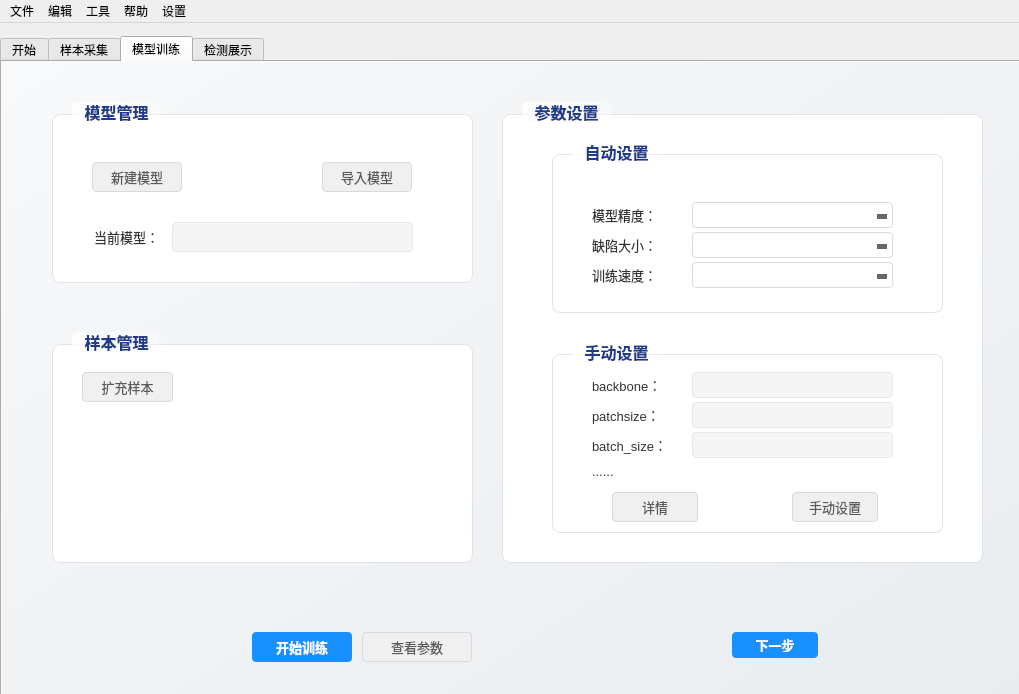
Qt form ui/main.ui (211250243/app) before a commit.
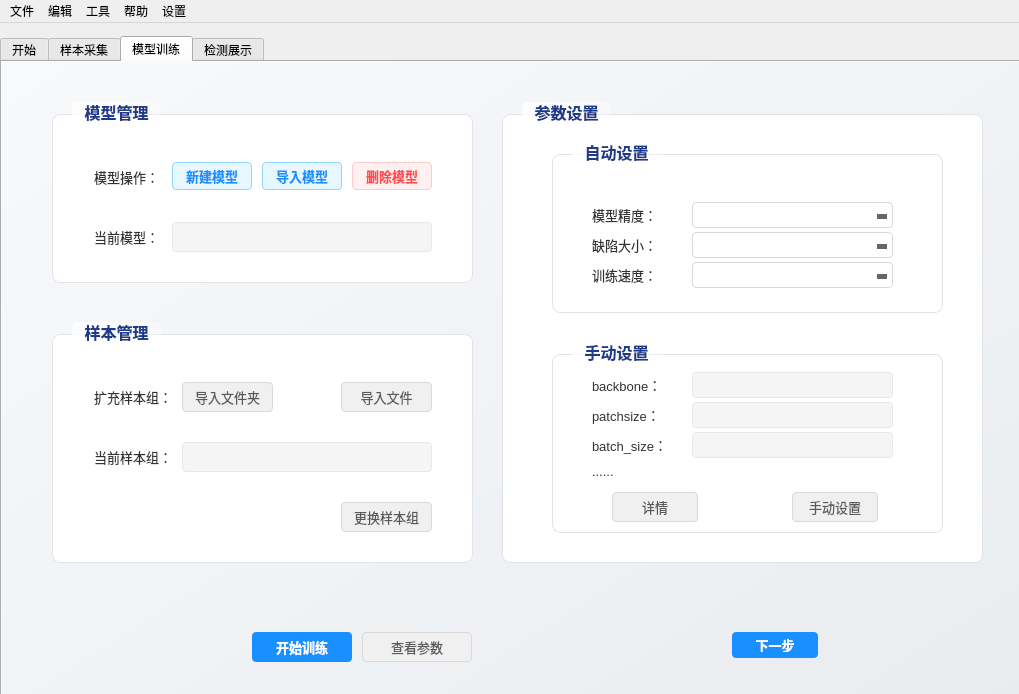
The same form after that commit. The open tabs and pages were chosen to show the change. Icons and pictures are not drawn.

Commit message: 兼容新算法的模型组操作（未完）

```diff
--- a/ui/main.ui
+++ b/ui/main.ui
@@ -1977,19 +1977,6 @@
       <property name="title">
        <string>模型管理</string>
       </property>
-      <widget class="QPushButton" name="importModelButton">
-       <property name="geometry">
-        <rect>
-         <x>270</x>
-         <y>60</y>
-         <width>90</width>
-         <height>30</height>
-        </rect>
-       </property>
-       <property name="text">
-        <string>导入模型</string>
-       </property>
-      </widget>
       <widget class="QLineEdit" name="curModelEdit">
        <property name="enabled">
         <bool>false</bool>
@@ -1998,24 +1985,11 @@
         <rect>
          <x>120</x>
          <y>120</y>
-         <width>241</width>
+         <width>260</width>
          <height>30</height>
         </rect>
        </property>
       </widget>
-      <widget class="QPushButton" name="newModelButton">
-       <property name="geometry">
-        <rect>
-         <x>40</x>
-         <y>60</y>
-         <width>90</width>
-         <height>30</height>
-        </rect>
-       </property>
-       <property name="text">
-        <string>新建模型</string>
-       </property>
-      </widget>
       <widget class="QLabel" name="label_2">
        <property name="geometry">
         <rect>
@@ -2029,14 +2003,117 @@
         <string>当前模型：</string>
        </property>
       </widget>
+      <widget class="QLabel" name="label_12">
+       <property name="geometry">
+        <rect>
+         <x>42</x>
+         <y>60</y>
+         <width>81</width>
+         <height>30</height>
+        </rect>
+       </property>
+       <property name="text">
+        <string>模型操作：</string>
+       </property>
+      </widget>
+      <widget class="QPushButton" name="newModelButton">
+       <property name="geometry">
+        <rect>
+         <x>120</x>
+         <y>60</y>
+         <width>80</width>
+         <height>28</height>
+        </rect>
+       </property>
+       <property name="styleSheet">
+        <string notr="true">QPushButton {
+    background-color: #e6f7ff;
+    border: 1px solid #91d5ff;
+    border-radius: 4px;
+    padding: 4px 8px;
+    color: #1890ff;
+    font-weight: bold;
+}
+QPushButton:hover {
+    background-color: #bae7ff;
+    border: 1px solid #69c0ff;
+}
+QPushButton:pressed {
+    background-color: #91d5ff;
+}</string>
+       </property>
+       <property name="text">
+        <string>新建模型</string>
+       </property>
+      </widget>
+      <widget class="QPushButton" name="importModelButton">
+       <property name="geometry">
+        <rect>
+         <x>210</x>
+         <y>60</y>
+         <width>80</width>
+         <height>28</height>
+        </rect>
+       </property>
+       <property name="styleSheet">
+        <string notr="true">QPushButton {
+    background-color: #e6f7ff;
+    border: 1px solid #91d5ff;
+    border-radius: 4px;
+    padding: 4px 8px;
+    color: #1890ff;
+    font-weight: bold;
+}
+QPushButton:hover {
+    background-color: #bae7ff;
+    border: 1px solid #69c0ff;
+}
+QPushButton:pressed {
+    background-color: #91d5ff;
+}</string>
+       </property>
+       <property name="text">
+        <string>导入模型</string>
+       </property>
+      </widget>
+      <widget class="QPushButton" name="deleteModelButton">
+       <property name="geometry">
+        <rect>
+         <x>300</x>
+         <y>60</y>
+         <width>80</width>
+         <height>28</height>
+        </rect>
+       </property>
+       <property name="styleSheet">
+        <string notr="true">QPushButton {
+    background-color: #fff1f0;
+    border: 1px solid #ffccc7;
+    border-radius: 4px;
+    padding: 4px 8px;
+    color: #ff4d4f;
+    font-weight: bold;
+}
+QPushButton:hover {
+    background-color: #ffccc7;
+    border: 1px solid #ff7875;
+}
+QPushButton:pressed {
+    background-color: #ffa39e;
+}</string>
+       </property>
+       <property name="text">
+        <string>删除模型</string>
+       </property>
+      </widget>
      </widget>
      <widget class="QGroupBox" name="groupBox_6">
       <property name="geometry">
        <rect>
         <x>50</x>
-        <y>270</y>
+        <y>260</y>
         <width>421</width>
-        <height>231</height>
+        <height>241</height>
        </rect>
       </property>
       <property name="title">
@@ -2045,14 +2122,79 @@
       <widget class="QPushButton" name="pushButton_3">
        <property name="geometry">
         <rect>
-         <x>30</x>
-         <y>40</y>
+         <x>130</x>
+         <y>60</y>
          <width>91</width>
          <height>30</height>
         </rect>
        </property>
        <property name="text">
-        <string>扩充样本</string>
+        <string>导入文件夹</string>
+       </property>
+      </widget>
+      <widget class="QLabel" name="label_10">
+       <property name="geometry">
+        <rect>
+         <x>42</x>
+         <y>120</y>
+         <width>81</width>
+         <height>30</height>
+        </rect>
+       </property>
+       <property name="text">
+        <string>当前样本组：</string>
+       </property>
+      </widget>
+      <widget class="QLineEdit" name="curSampleGroupEdit">
+       <property name="enabled">
+        <bool>false</bool>
+       </property>
+       <property name="geometry">
+        <rect>
+         <x>130</x>
+         <y>120</y>
+         <width>250</width>
+         <height>30</height>
+        </rect>
+       </property>
+      </widget>
+      <widget class="QPushButton" name="importFileButton">
+       <property name="geometry">
+        <rect>
+         <x>289</x>
+         <y>60</y>
+         <width>91</width>
+         <height>30</height>
+        </rect>
+       </property>
+       <property name="text">
+        <string>导入文件</string>
+       </property>
+      </widget>
+      <widget class="QPushButton" name="changeSampleGroupButton">
+       <property name="geometry">
+        <rect>
+         <x>289</x>
+         <y>180</y>
+         <width>91</width>
+         <height>30</height>
+        </rect>
+       </property>
+       <property name="text">
+        <string>更换样本组</string>
+       </property>
+      </widget>
+      <widget class="QLabel" name="label_11">
+       <property name="geometry">
+        <rect>
+         <x>42</x>
+         <y>60</y>
+         <width>81</width>
+         <height>30</height>
+        </rect>
+       </property>
+       <property name="text">
+        <string>扩充样本组：</string>
        </property>
       </widget>
      </widget>
```
Left out of the diff: 4 changed lines with no effect on the pictures. The commit also changes 7 other files.
